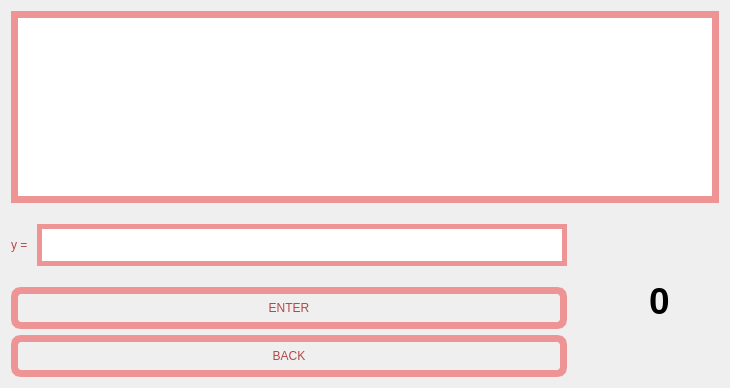
This is MATFWars/guessgame.ui in Divljo31/MATFWars as Qt 5 draws it before an edit. The edited form follows.
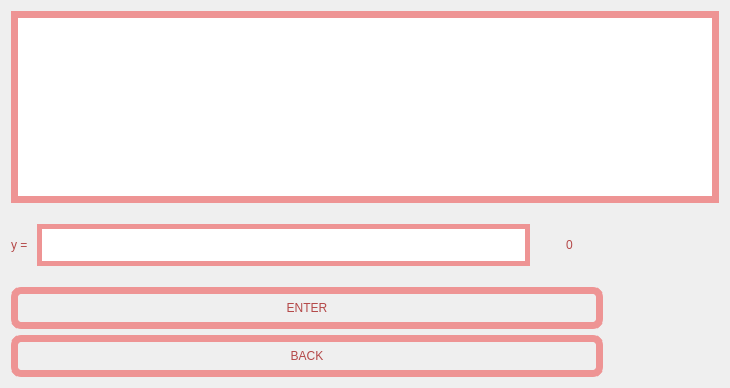
This is the edited form. Icons and pictures are not drawn.

```diff
--- a/MATFWars/guessgame.ui
+++ b/MATFWars/guessgame.ui
@@ -67,7 +67,7 @@
     </spacer>
    </item>
    <item>
-    <layout class="QHBoxLayout" name="horizontalLayout_4" stretch="0,0,0,0,0">
+    <layout class="QHBoxLayout" name="horizontalLayout_4" stretch="0,0,0,0">
      <property name="sizeConstraint">
       <enum>QLayout::SetFixedSize</enum>
      </property>
@@ -105,6 +105,50 @@
            </property>
           </widget>
          </item>
+         <item>
+          <spacer name="horizontalSpacer_3">
+           <property name="orientation">
+            <enum>Qt::Horizontal</enum>
+           </property>
+           <property name="sizeType">
+            <enum>QSizePolicy::Fixed</enum>
+           </property>
+           <property name="sizeHint" stdset="0">
+            <size>
+             <width>30</width>
+             <height>20</height>
+            </size>
+           </property>
+          </spacer>
+         </item>
+         <item>
+          <widget class="QLabel" name="score_label">
+           <property name="styleSheet">
+            <string notr="true">color: rgb(180, 72, 72);
+font: 600 20pt &quot;URW Bookman&quot;;
+</string>
+           </property>
+           <property name="text">
+            <string>0</string>
+           </property>
+          </widget>
+         </item>
+         <item>
+          <spacer name="horizontalSpacer_4">
+           <property name="orientation">
+            <enum>Qt::Horizontal</enum>
+           </property>
+           <property name="sizeType">
+            <enum>QSizePolicy::Fixed</enum>
+           </property>
+           <property name="sizeHint" stdset="0">
+            <size>
+             <width>30</width>
+             <height>20</height>
+            </size>
+           </property>
+          </spacer>
+         </item>
         </layout>
        </item>
        <item>
@@ -209,25 +253,6 @@
        </property>
       </widget>
      </item>
-     <item>
-      <widget class="QLabel" name="score_label">
-       <property name="minimumSize">
-        <size>
-         <width>30</width>
-         <height>0</height>
-        </size>
-       </property>
-       <property name="font">
-        <font>
-         <pointsize>28</pointsize>
-         <bold>true</bold>
-        </font>
-       </property>
-       <property name="text">
-        <string>0</string>
-       </property>
-      </widget>
-     </item>
      <item>
       <spacer name="horizontalSpacer_2">
        <property name="orientation">
```
